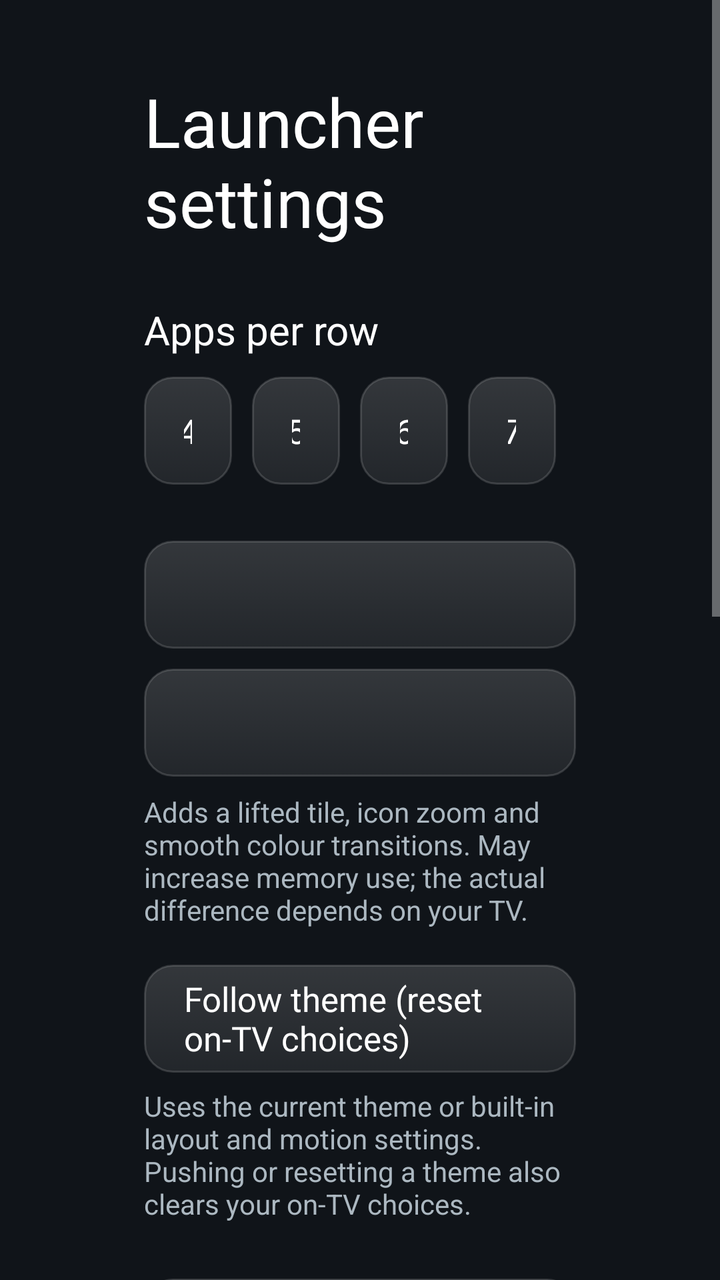
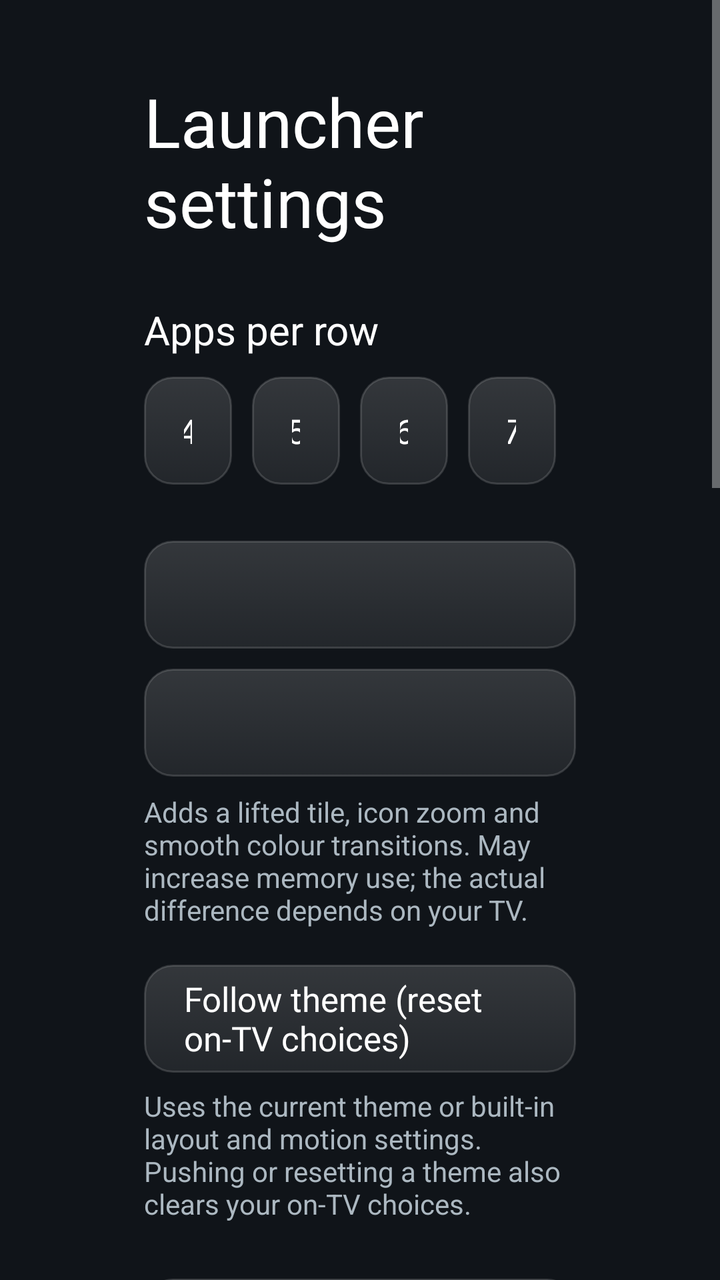

Before-and-after screenshots of an Android layout around one commit, followed by the original layout XML and the change that was made.
<!-- AndroidManifest.xml: application theme Theme.TvHome -->
<!-- res/layout/activity_launcher_settings.xml -->
<?xml version="1.0" encoding="utf-8"?>
<ScrollView xmlns:android="http://schemas.android.com/apk/res/android"
    android:layout_width="match_parent"
    android:layout_height="match_parent"
    android:background="#FF101419"
    android:fillViewport="true">

    <LinearLayout
        android:layout_width="match_parent"
        android:layout_height="wrap_content"
        android:orientation="vertical"
        android:paddingStart="72dp"
        android:paddingEnd="72dp"
        android:paddingTop="38dp"
        android:paddingBottom="38dp">

        <TextView
            android:layout_width="match_parent"
            android:layout_height="wrap_content"
            android:text="@string/launcher_settings"
            android:textColor="#FFFFFFFF"
            android:textSize="34sp" />

        <TextView
            android:layout_width="match_parent"
            android:layout_height="wrap_content"
            android:layout_marginTop="28dp"
            android:text="@string/columns_label"
            android:textColor="#FFFFFFFF"
            android:textSize="20sp" />

        <LinearLayout
            android:layout_width="match_parent"
            android:layout_height="wrap_content"
            android:layout_marginTop="10dp"
            android:orientation="horizontal">

            <TextView android:id="@+id/columns4" style="@style/SettingsColumnChoice" android:text="4" />
            <TextView android:id="@+id/columns5" style="@style/SettingsColumnChoice" android:text="5" />
            <TextView android:id="@+id/columns6" style="@style/SettingsColumnChoice" android:text="6" />
            <TextView android:id="@+id/columns7" style="@style/SettingsColumnChoice" android:text="7" />
        </LinearLayout>

        <TextView
            android:id="@+id/animationsChoice"
            style="@style/SettingsRow"
            android:layout_marginTop="28dp" />

        <TextView
            android:id="@+id/advancedChoice"
            style="@style/SettingsRow"
            android:layout_marginTop="10dp" />

        <TextView
            android:layout_width="match_parent"
            android:layout_height="wrap_content"
            android:layout_marginTop="8dp"
            android:text="@string/advanced_effects_warning"
            android:textColor="#FFACB8C1"
            android:textSize="14sp" />

        <TextView
            android:id="@+id/followThemeChoice"
            style="@style/SettingsRow"
            android:layout_marginTop="18dp"
            android:text="@string/follow_theme" />

        <TextView
            android:layout_width="match_parent"
            android:layout_height="wrap_content"
            android:layout_marginTop="7dp"
            android:text="@string/follow_theme_hint"
            android:textColor="#FFACB8C1"
            android:textSize="14sp" />

        <TextView
            android:id="@+id/defaultHomeChoice"
            style="@style/SettingsRow"
            android:layout_marginTop="28dp"
            android:text="@string/home_settings" />

        <TextView
            android:layout_width="match_parent"
            android:layout_height="wrap_content"
            android:layout_marginTop="7dp"
            android:text="@string/home_settings_help"
            android:textColor="#FFACB8C1"
            android:textSize="14sp" />

        <TextView
            android:id="@+id/tvSettingsChoice"
            style="@style/SettingsRow"
            android:layout_marginTop="18dp"
            android:text="@string/tv_settings" />

        
        <TextView
            android:layout_width="match_parent"
            android:layout_height="wrap_content"
            android:layout_marginTop="32dp"
            android:text="MANGO ECOSYSTEM"
            android:textColor="#FF007AFF"
            android:textSize="14sp"
            android:fontFamily="sans-serif-medium" />

        <TextView
            android:id="@+id/mangoShareChoice"
            style="@style/SettingsRow"
            android:layout_marginTop="12dp"
            android:text="Mango Share: On" />

        <TextView
            android:layout_width="match_parent"
            android:layout_height="wrap_content"
            android:layout_marginTop="6dp"
            android:text="LocalSend-compatible local network file receiving. 0 cloud, instant transfer."
            android:textColor="#FFACB8C1"
            android:textSize="13sp" />

        <TextView
            android:id="@+id/mangoAirPlayChoice"
            style="@style/SettingsRow"
            android:layout_marginTop="14dp"
            android:text="Mango AirPlay: On" />

        <TextView
            android:layout_width="match_parent"
            android:layout_height="wrap_content"
            android:layout_marginTop="6dp"
            android:text="Cast photos, videos, and media from Apple iPhone, iPad, and Mac."
            android:textColor="#FFACB8C1"
            android:textSize="13sp" />

        <TextView
            android:id="@+id/mangoBudsChoice"
            style="@style/SettingsRow"
            android:layout_marginTop="14dp"
            android:text="Mango Buds: On" />

        <TextView
            android:layout_width="match_parent"
            android:layout_height="wrap_content"
            android:layout_marginTop="6dp"
            android:text="Auto-detect AirPods lid opening nearby with Apple TV-grade battery HUD."
            android:textColor="#FFACB8C1"
            android:textSize="13sp" />
    </LinearLayout>
</ScrollView>
<!-- resources referenced by this layout -->
<resources>
  <string name="advanced_effects_warning">Adds a lifted tile, icon zoom and smooth colour transitions. May increase memory use; the actual difference depends on your TV.</string>
  <string name="columns_label">Apps per row</string>
  <string name="follow_theme">Follow theme (reset on-TV choices)</string>
  <string name="follow_theme_hint">Uses the current theme or built-in layout and motion settings. Pushing or resetting a theme also clears your on-TV choices.</string>
  <string name="home_settings">Choose default home</string>
  <string name="home_settings_help">Select your original home to stop using this launcher as Home, or choose Home to switch back. The original launcher must be enabled and your TV must provide a home picker; use the restore script first if it was disabled.</string>
  <string name="launcher_settings">Launcher settings</string>
  <string name="tv_settings">TV system settings</string>
  <style name="SettingsColumnChoice" parent="SettingsRow">
          <item name="android:layout_width">0dp</item>
          <item name="android:layout_weight">1</item>
          <item name="android:layout_marginEnd">10dp</item>
          <item name="android:gravity">center</item>
      </style>
  <style name="SettingsRow">
          <item name="android:layout_width">match_parent</item>
          <item name="android:layout_height">54dp</item>
          <item name="android:gravity">center_vertical</item>
          <item name="android:paddingStart">20dp</item>
          <item name="android:paddingEnd">20dp</item>
          <item name="android:background">@drawable/settings_choice_bg</item>
          <item name="android:textColor">#FFFFFFFF</item>
          <item name="android:textSize">17sp</item>
          <item name="android:fontFamily">@font/sf_medium</item>
          <item name="android:focusable">true</item>
          <item name="android:clickable">true</item>
      </style>
  <style name="Theme.TvHome" parent="android:Theme.Material.NoActionBar.Fullscreen">
          <item name="android:windowBackground">@android:color/black</item>
          <item name="android:colorBackground">@android:color/black</item>
          <item name="android:windowAnimationStyle">@null</item>
          <item name="android:defaultFocusHighlightEnabled">false</item>
      </style>
  <!-- drawable settings_choice_bg (drawable) -->
  <?xml version="1.0" encoding="utf-8"?>
  <selector xmlns:android="http://schemas.android.com/apk/res/android">
      <item android:state_focused="true">
          <shape android:shape="rectangle">
              <solid android:color="#F2FFFFFF" />
              <corners android:radius="14dp" />
          </shape>
      </item>
      <item android:state_selected="true">
          <shape android:shape="rectangle">
              <solid android:color="#4D007AFF" />
              <stroke android:width="1.5dp" android:color="#FF0A84FF" />
              <corners android:radius="14dp" />
          </shape>
      </item>
      <item>
          <shape android:shape="rectangle">
              <gradient
                  android:angle="270"
                  android:startColor="#26FFFFFF"
                  android:endColor="#14FFFFFF" />
              <stroke android:width="1dp" android:color="#26FFFFFF" />
              <corners android:radius="14dp" />
          </shape>
      </item>
  </selector>
</resources>

<!-- the commit's change to res/layout/activity_launcher_settings.xml (unified diff, before → after) -->
@@ -144,5 +144,47 @@
             android:text="Auto-detect AirPods lid opening nearby with Apple TV-grade battery HUD."
             android:textColor="#FFACB8C1"
             android:textSize="13sp" />
+
+        <TextView
+            android:id="@+id/mangoPlayChoice"
+            style="@style/SettingsRow"
+            android:layout_marginTop="14dp"
+            android:text="Mango Play: On" />
+
+        <TextView
+            android:layout_width="match_parent"
+            android:layout_height="wrap_content"
+            android:layout_marginTop="6dp"
+            android:text="Seamless media casting and playback handoff from phones and computers."
+            android:textColor="#FFACB8C1"
+            android:textSize="13sp" />
+
+        <TextView
+            android:id="@+id/mangoPromptsChoice"
+            style="@style/SettingsRow"
+            android:layout_marginTop="14dp"
+            android:text="System Pop-ups: Enabled" />
+
+        <TextView
+            android:layout_width="match_parent"
+            android:layout_height="wrap_content"
+            android:layout_marginTop="6dp"
+            android:text="Master control for all interactive connectivity overlays and status pills."
+            android:textColor="#FFACB8C1"
+            android:textSize="13sp" />
+
+        <TextView
+            android:id="@+id/clearCooldownsChoice"
+            style="@style/SettingsRow"
+            android:layout_marginTop="14dp"
+            android:text="Reset Device Cooldowns" />
+
+        <TextView
+            android:layout_width="match_parent"
+            android:layout_height="wrap_content"
+            android:layout_marginTop="6dp"
+            android:text="Clear 5-minute suppression cooldown for previously declined devices."
+            android:textColor="#FFACB8C1"
+            android:textSize="13sp" />
     </LinearLayout>
 </ScrollView>
